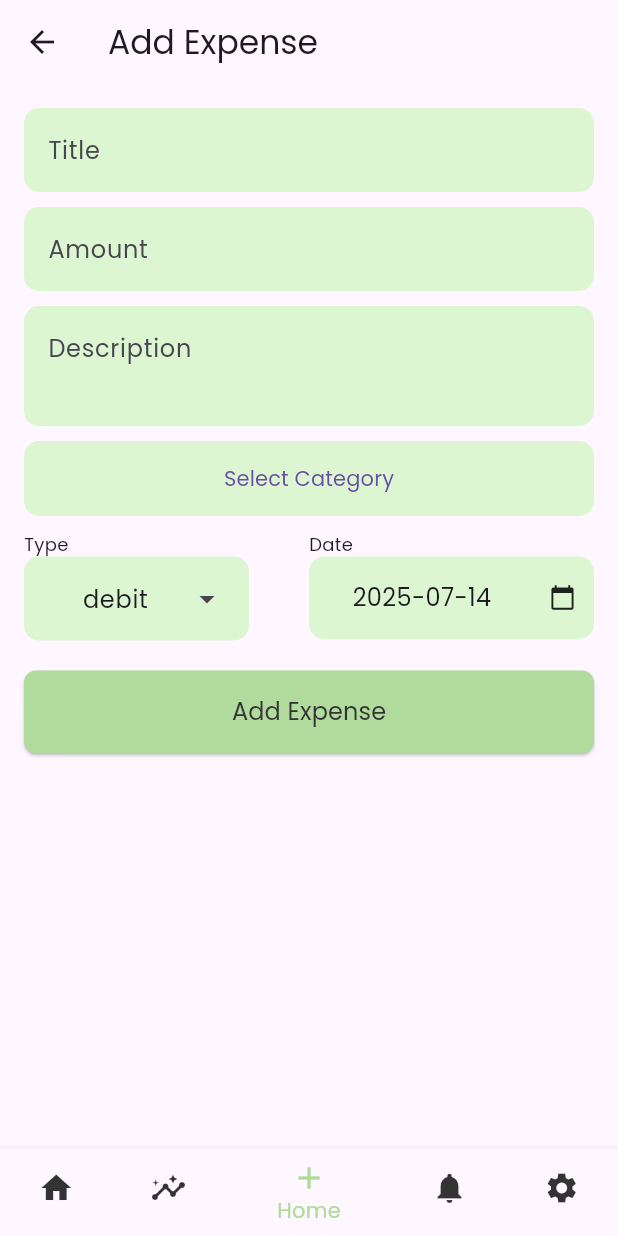
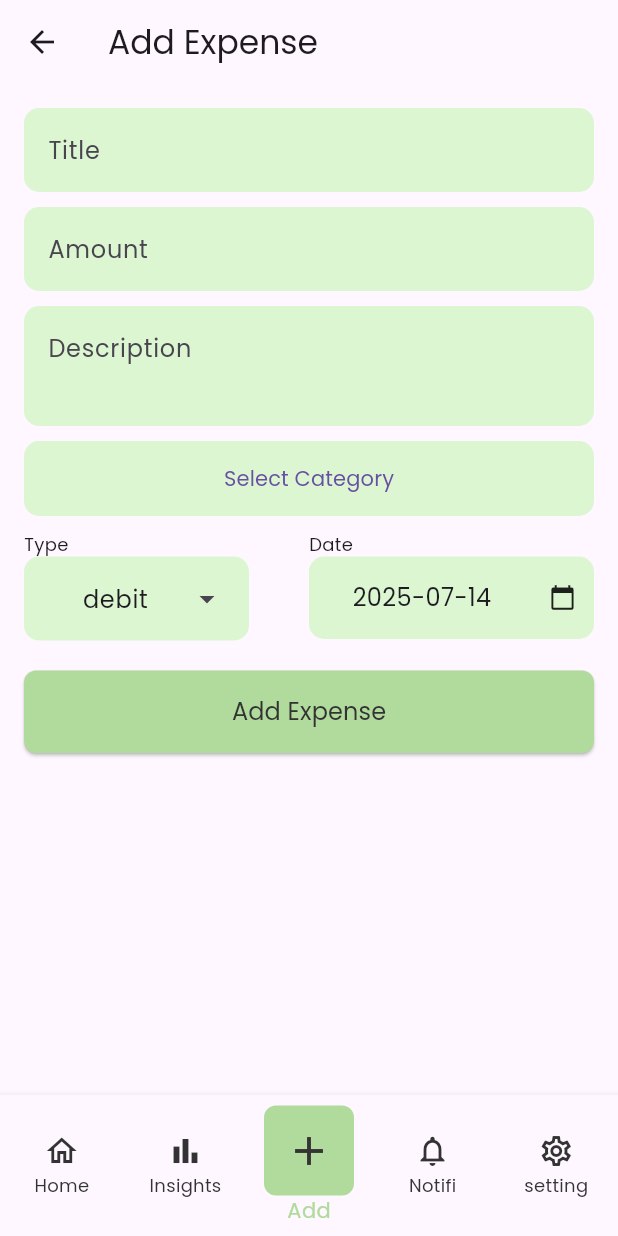
Before and after one commit to bharat-io/expense-tracker-app, a Flutter app: the HomeScreen screen opened by its route, item 3 of the bottom bar chosen, on a phone screen of 412 x 824 dp. Run offline on Flutter 3.47's test engine with Material 3 defaults, Android fonts, the phone set to English and light mode, and no system bars; our stand-ins replace flutter_bloc, shared_preferences, sqflite; accounts and stored records are empty.

Commit message:
some expense screen logic implemented

```diff
--- a/lib/bloc/expense_bloc/expense_bloc.dart
+++ b/lib/bloc/expense_bloc/expense_bloc.dart
@@ -28,8 +28,8 @@ class ExpenseBloc extends Bloc<ExpenseEvent, ExpenseState> {
     on<FetchExpenseEvent>(
       (event, emit) async {
         emit(LoadingExpenseState());
-        List<FilteredExpenseModel> expenseModel =
-            await expenseRepository.fetchExpenseData();
+        List<FilteredExpenseModel> expenseModel = await expenseRepository
+            .fetchExpenseData(filterType: event.filterType);
         emit(LoadedExpenseState(expenseModel: expenseModel));
       },
     );
--- a/lib/bloc/expense_bloc/expense_event.dart
+++ b/lib/bloc/expense_bloc/expense_event.dart
@@ -7,4 +7,7 @@ class AddExpenseEvent extends ExpenseEvent {
   AddExpenseEvent({required this.expenseModel});
 }
 
-class FetchExpenseEvent extends ExpenseEvent {}
+class FetchExpenseEvent extends ExpenseEvent {
+  int filterType;
+  FetchExpenseEvent({this.filterType = 1});
+}
--- a/lib/ui/screens/add_expense_screen.dart
+++ b/lib/ui/screens/add_expense_screen.dart
@@ -220,7 +220,7 @@ class _AddExpenseScreenState extends State<AddExpenseScreen> {
                     AppSnackbar.showSnackBar(context,
                         contentText: Text(state.errorMessage));
                   } else if (state is LoadedExpenseState) {
-                    Navigator.of(context).pushNamed(AppRoutes.EXPENSESCREEN);
+                    Navigator.pop(context, true);
                   }
                 },
                 child: ElevatedButton(
--- a/lib/ui/screens/home_screen.dart
+++ b/lib/ui/screens/home_screen.dart
@@ -1,7 +1,6 @@
 import 'package:flutter/material.dart';
 import 'package:trackmint/ui/screens/add_expense_screen.dart';
 import 'package:trackmint/ui/screens/expense_screen.dart';
-import 'package:trackmint/ui/screens/login_screen.dart';
 import 'package:trackmint/ui/screens/setting_screen.dart';
 
 class HomeScreen extends StatefulWidget {
@@ -16,7 +15,7 @@ class _HomeScreenState extends State<HomeScreen> {
   List<Widget> pages = [
     ExpenseScreen(),
     Center(
-      child: LoginScreen(),
+      child: Text("Insight page"),
     ),
     AddExpenseScreen(),
     Center(
@@ -31,29 +30,43 @@ class _HomeScreenState extends State<HomeScreen> {
       bottomNavigationBar: BottomNavigationBar(
         items: <BottomNavigationBarItem>[
           BottomNavigationBarItem(
-            icon: Icon(Icons.home),
+            icon: Icon(Icons.home_outlined),
+            activeIcon: Icon(Icons.home_filled),
             label: "Home",
           ),
           BottomNavigationBarItem(
-            icon: Icon(Icons.insights_rounded),
-            label: "Home",
+            icon: Icon(Icons.bar_chart_outlined),
+            label: "Insights",
           ),
           BottomNavigationBarItem(
-            icon: Icon(Icons.add),
-            label: "Home",
+            icon: Container(
+                padding: EdgeInsets.all(14),
+                decoration: BoxDecoration(
+                  color: Color(0xFFB0DB9C),
+                  borderRadius: BorderRadius.circular(8),
+                ),
+                child: Icon(
+                  Icons.add,
+                  color: Color(0xFF333333),
+                  size: 32,
+                )),
+            label: "Add",
           ),
           BottomNavigationBarItem(
-            icon: Icon(Icons.notifications),
-            label: "Home",
+            icon: Icon(Icons.notifications_none_outlined),
+            activeIcon: Icon(Icons.notifications),
+            label: "Notifi",
           ),
           BottomNavigationBarItem(
-            icon: Icon(Icons.settings),
-            label: "Home",
+            icon: Icon(Icons.settings_outlined),
+            activeIcon: Icon(Icons.settings),
+            label: "setting",
           ),
         ],
         unselectedItemColor: Color(0xFF333333),
         selectedItemColor: Color(0xFFB0DB9C),
         currentIndex: selectedIndex,
+        type: BottomNavigationBarType.fixed,
         elevation: 4,
         onTap: (value) {
           selectedIndex = value;
--- a/lib/ui/screens/splash_screen.dart
+++ b/lib/ui/screens/splash_screen.dart
@@ -1,7 +1,6 @@
 import 'dart:async';
 import 'package:flutter/material.dart';
 import 'package:shared_preferences/shared_preferences.dart';
-import 'package:trackmint/ui/screens/login_screen.dart';
 import 'package:trackmint/utill/app_constant.dart';
 import 'package:trackmint/utill/app_routes.dart';
 
```
Also changed, not shown: lib/repository/expense_repository.dart (+161 -27 lines), lib/ui/screens/expense_screen.dart (+29 -26 lines), lib/ui/widgets/app_dropdown.dart (+20 -29 lines).
